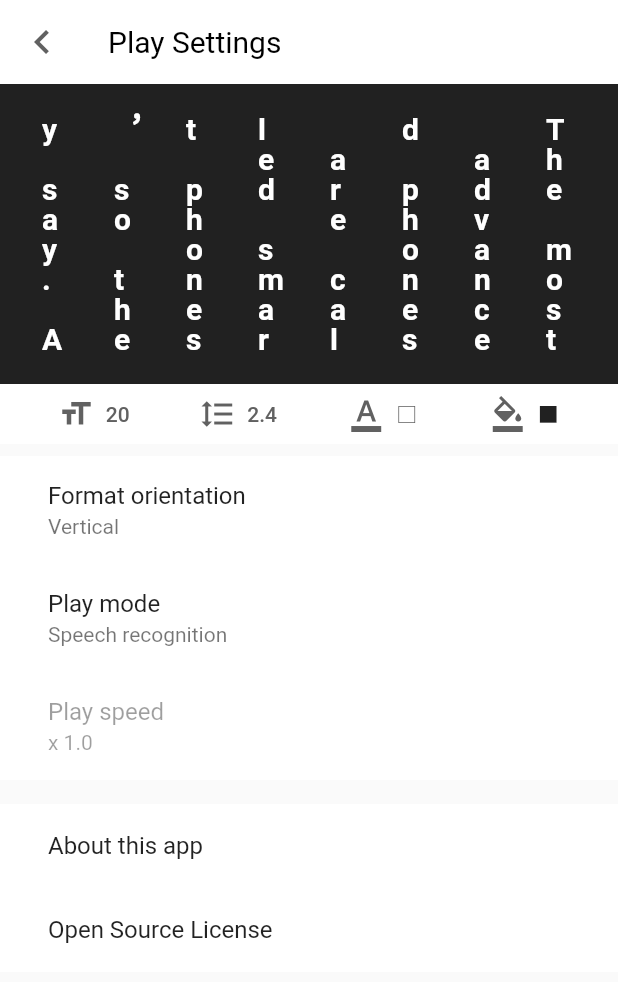
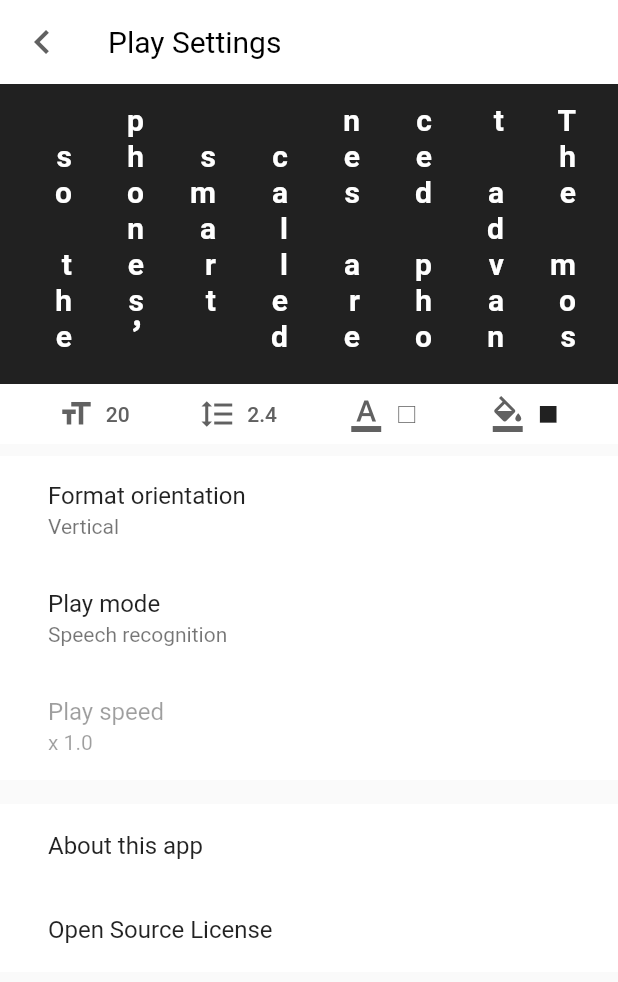
Before and after one commit to sakusaku3939/Presc, a Flutter app: the PlaybackScreen screen opened directly with empty values, item 4 of the bottom bar chosen, after a tap on the "play arrow" icon, after a tap on the "settings" icon, on a phone screen of 412 x 824 dp. Shown: the top 982 px of the screen. Run offline on Flutter 3.47's test engine with Material 2 defaults, Android fonts, the phone set to English and light mode, and no system bars; our stand-ins replace dots_indicator, flutter_colorpicker, flutter_keyboard_visibility, flutter_staggered_animations, package_info, share and 3 more; missing offline and left inert: fading_edge_scrollview, flutter_scale_tap, receive_sharing_intent, sound_mode; accounts and stored records are empty; statements that could not run were skipped.

Commit message:
縦書きの描画方法を以前の方法にロールバック

```diff
--- a/lib/config/playback_text_style.dart
+++ b/lib/config/playback_text_style.dart
@@ -16,14 +16,14 @@ class PlaybackTextStyle {
   TextStyle get recognized => TextStyle(
         color: _model.backgroundColor,
         backgroundColor: _model.textColor,
-        height: _model.fontHeight,
+        height: _model.scrollHorizontal ? _model.fontHeight : 1.2,
         fontWeight: FontWeight.normal,
         fontSize: _model.fontSize.toDouble(),
       );
 
   TextStyle get unrecognized => TextStyle(
         color: _model.textColor,
-        height: _model.fontHeight,
+        height: _model.scrollHorizontal ? _model.fontHeight : 1.2,
         fontWeight: FontWeight.bold,
         fontSize: _model.fontSize.toDouble(),
       );
--- a/lib/view/screens/setting.dart
+++ b/lib/view/screens/setting.dart
@@ -205,8 +205,8 @@ class SettingScreen extends StatelessWidget {
             height: 200,
             padding: const EdgeInsets.symmetric(horizontal: 32),
             child: Tategaki(
-              SampleTextConfig().setting,
-              style: PlaybackTextStyle.of(model).unrecognized,
+              recognizedText: "",
+              unrecognizedText: SampleTextConfig().setting,
             ),
           ),
         ),
--- a/lib/view/utils/playback_text_view.dart
+++ b/lib/view/utils/playback_text_view.dart
@@ -131,8 +131,8 @@ class PlaybackTextView extends StatelessWidget {
       );
     else
       return Tategaki(
-        _content,
-        style: PlaybackTextStyle.of(model).unrecognized,
+        recognizedText: "",
+        unrecognizedText: _content,
       );
   }
 
@@ -211,10 +211,8 @@ class _RecognizedTextView extends StatelessWidget {
         } else {
           _scrollVerticalRecognizedText(context, model);
           return Tategaki(
-            model.recognizedText + model.unrecognizedText,
-            style: PlaybackTextStyle.of(playbackProvider).unrecognized,
-            recognizeStyle: PlaybackTextStyle.of(playbackProvider).recognized,
-            recognizeIndex: model.recognizedText.length,
+            recognizedText: model.recognizedText,
+            unrecognizedText: model.unrecognizedText,
             key: playbackTextKey,
           );
         }
@@ -249,7 +247,7 @@ class _RecognizedTextView extends StatelessWidget {
   ) {
     if (model.recognizedText.isNotEmpty) {
       WidgetsBinding.instance.addPostFrameCallback((_) {
-        final offset = model.verticalRecognizeWidth -
+        final offset = model.verticalRecognizedWidth -
             playbackProvider.fontSize * playbackProvider.fontHeight;
         _scrollTo(
           scroll.offset + model.lastOffset - offset,
--- a/lib/view/utils/tategaki.dart
+++ b/lib/view/utils/tategaki.dart
@@ -2,167 +2,99 @@ import 'package:flutter/material.dart';
 import 'package:presc/viewModel/speech_to_text_provider.dart';
 import 'package:provider/provider.dart';
 import 'package:presc/config/vertical_rotated.dart';
+import 'package:presc/config/playback_text_style.dart';
+import 'package:presc/viewModel/playback_provider.dart';
 
 class Tategaki extends StatelessWidget {
-  Tategaki(
-    this.text, {
+  Tategaki({
     Key key,
-    this.style,
-    this.recognizeStyle,
-    this.recognizeIndex = 0,
+    @required this.recognizedText,
+    @required this.unrecognizedText,
   }) : super(key: key);
 
-  final String text;
-  final TextStyle style;
-  final TextStyle recognizeStyle;
-  final int recognizeIndex;
+  final String recognizedText;
+  final String unrecognizedText;
 
   @override
   Widget build(BuildContext context) {
-    final mergeStyle = DefaultTextStyle.of(context).style.merge(style);
+    final length = recognizedText.replaceAll('\n', '').length;
+    final split = (recognizedText + unrecognizedText).split("\n");
+    List<Widget> list = [];
+    int totalSplitLength = 0;
+
+    for (int i = 0; i < split.length; i++) {
+      list.add(
+        _textBoxWidget(context, split[i].runes, length - totalSplitLength),
+      );
+      totalSplitLength += split[i].length;
+    }
+
     return LayoutBuilder(
       builder: (context, constraints) {
-        final size = Size(constraints.maxWidth, constraints.maxHeight);
-        final charWidth = mergeStyle.fontSize * mergeStyle.height;
-        _reflectVerticalRecognizeWidth(context, size, charWidth);
-        final squareCountList = _calcSquareCount(text, size);
-
-        return RepaintBoundary(
-          child: CustomPaint(
-            size: Size(
-              squareCountList.length * charWidth,
-              constraints.maxHeight,
-            ),
-            painter: _TategakiPainter(
-              text,
-              mergeStyle,
-              recognizeStyle,
-              recognizeIndex,
-              squareCountList,
-            ),
-          ),
+        _calcRecognizedWidth(context, constraints);
+        return Row(
+          crossAxisAlignment: CrossAxisAlignment.start,
+          textDirection: TextDirection.rtl,
+          children: list,
         );
       },
     );
   }
 
-  void _reflectVerticalRecognizeWidth(
-    BuildContext context,
-    Size size,
-    double charWidth,
-  ) {
-    final provider = context.read<SpeechToTextProvider>();
-    final recognizeLineCount =
-        _calcSquareCount(text.substring(0, recognizeIndex), size).length;
-    provider.verticalRecognizeWidth = recognizeLineCount * charWidth;
+  Widget _textBoxWidget(BuildContext context, Runes runes, int distance) {
+    final provider = context.read<PlaybackProvider>();
+    final textBox = (String char, bool recognized) => Row(
+          children: [
+            _characterWidget(
+              provider,
+              char,
+              recognized: recognized,
+            ),
+            SizedBox(
+              width:
+                  provider.fontHeight * provider.fontSize - provider.fontSize,
+            ),
+          ],
+        );
+    int i = 0;
+    List<Widget> recognizedList = [];
+    List<Widget> unrecognizedList = [];
+
+    for (var rune in runes) {
+      if (i - distance < 0)
+        recognizedList.add(textBox(String.fromCharCode(rune), true));
+      else
+        unrecognizedList.add(textBox(String.fromCharCode(rune), false));
+      i++;
+    }
+
+    return Wrap(
+      textDirection: TextDirection.rtl,
+      direction: Axis.vertical,
+      children: recognizedList + unrecognizedList,
+    );
   }
 
-  List<int> _calcSquareCount(String text, Size size) {
-    final columnSquareCount = size.height ~/ style.fontSize;
-    int i = 0;
-    List<int> countList = [];
-
-    for (int rune in text.runes) {
-      final isNextLast = i == columnSquareCount - 1;
-      final isNextLF = rune == '\n'.runes.first;
-
-      if (isNextLF && i != 0) {
-        countList.add(i);
-        i = 0;
-      } else if (isNextLast) {
-        countList.add(i + 1);
-        i = 0;
-      } else {
-        i++;
-      }
-    }
-    countList.add(i);
-
-    return countList;
-  }
-}
-
-class _TategakiPainter extends CustomPainter {
-  _TategakiPainter(
-    this.text,
-    this.style,
-    this.recognizeStyle,
-    this.recognizeIndex,
-    this.squareCountList,
-  );
-
-  final String text;
-  final TextStyle style;
-  final TextStyle recognizeStyle;
-  final int recognizeIndex;
-  final List<int> squareCountList;
-
-  int charIndex = 0;
-
-  @override
-  void paint(Canvas canvas, Size size) {
-    canvas.save();
-
-    for (int x = 0; x < squareCountList.length; x++) {
-      _drawTextLine(canvas, size, x);
-    }
-
-    canvas.restore();
-  }
-
-  void _drawTextLine(Canvas canvas, Size size, int x) {
-    final runes = text.replaceAll('\n', '').runes;
-    final fontSize = style.fontSize;
-    final charWidth = fontSize * style.height;
-
-    for (int y = 0; y < squareCountList[x]; y++) {
-      if (runes.length <= charIndex) return;
-
-      String char = String.fromCharCode(runes.elementAt(charIndex));
-      if (VerticalRotated.map[char] != null) {
-        char = VerticalRotated.map[char] ?? "";
-      }
-
-      final offsetX = (size.width - (x + 1) * charWidth).toDouble();
-      final offsetY = (y * fontSize).toDouble();
-      TextStyle mergeStyle;
-
-      if (recognizeStyle != null && charIndex < recognizeIndex) {
-        final paint = Paint()..color = recognizeStyle.backgroundColor;
-        canvas.drawRect(
-          Rect.fromLTWH(
-            offsetX,
-            offsetY + 8,
-            fontSize,
-            fontSize,
-          ),
-          paint,
-        );
-        mergeStyle = recognizeStyle.merge(
-          TextStyle(backgroundColor: Colors.transparent, height: 1.6),
-        );
-      } else {
-        mergeStyle = TextStyle(height: 1.6);
-      }
-
-      TextSpan span = TextSpan(
-        style: style.merge(mergeStyle),
-        text: char,
-      );
-      TextPainter tp = TextPainter(
-        text: span,
-        textDirection: TextDirection.ltr,
-      );
-
-      tp.layout();
-      tp.paint(
-        canvas,
-        Offset(offsetX, offsetY),
-      );
-      charIndex++;
+  Widget _characterWidget(
+    PlaybackProvider provider,
+    String char, {
+    bool recognized = false,
+  }) {
+    final config = PlaybackTextStyle.of(provider);
+    final style = recognized ? config.recognized : config.unrecognized;
+    if (VerticalRotated.map[char] != null) {
+      return Text(VerticalRotated.map[char], style: style);
+    } else {
+      return Text(char, style: style);
     }
   }
 
-  @override
-  bool shouldRepaint(CustomPainter oldDelegate) => true;
+  void _calcRecognizedWidth(BuildContext context, BoxConstraints constraints) {
+    final provider = context.read<PlaybackProvider>();
+    final lineChar = constraints.maxHeight ~/ (provider.fontSize * 1.2);
+    final recognizedLine = (recognizedText.length / lineChar).ceil();
+    final width = recognizedLine * provider.fontHeight * provider.fontSize +
+        provider.fontSize;
+    context.read<SpeechToTextProvider>().verticalRecognizedWidth = width;
+  }
 }
--- a/lib/viewModel/speech_to_text_provider.dart
+++ b/lib/viewModel/speech_to_text_provider.dart
@@ -25,7 +25,7 @@ class SpeechToTextProvider with ChangeNotifier {
 
   String get recognizedText => _recognizedText;
 
-  double verticalRecognizeWidth = 0;
+  double verticalRecognizedWidth = 0;
   double lastOffset = 0;
 
   void start(BuildContext context) async {
@@ -37,6 +37,8 @@ class SpeechToTextProvider with ChangeNotifier {
           ),
         );
     if (Platform.isAndroid && await _startSilentMode(context)) return;
+
+    _testReflect();
 
     timer.start();
     _manager.speak(
```
